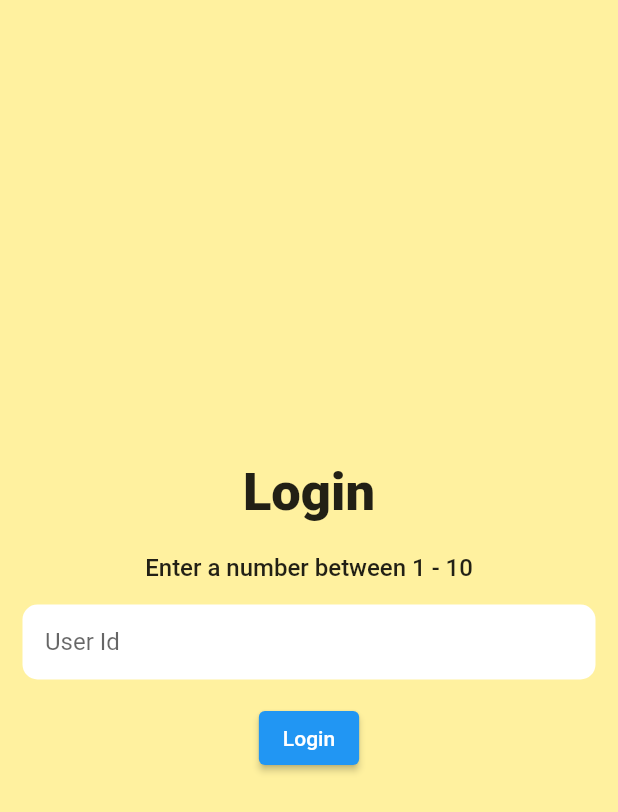
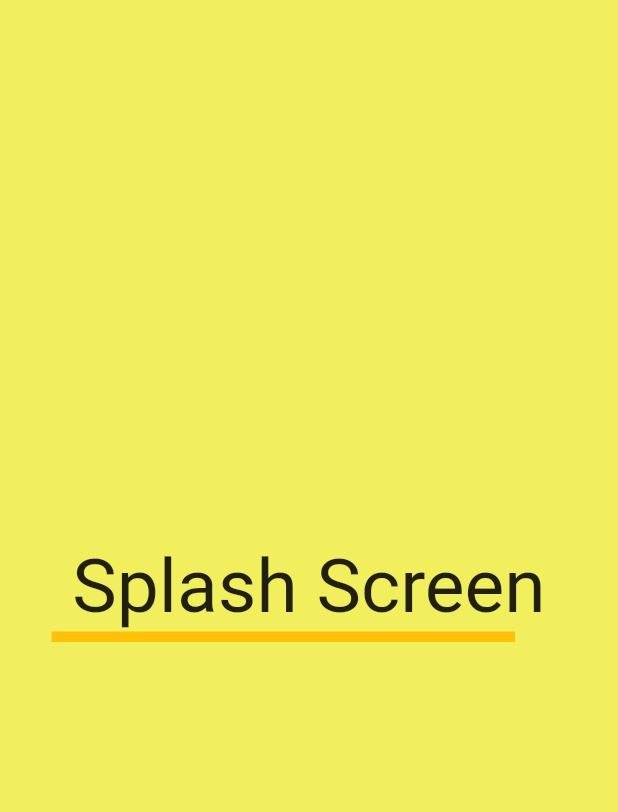
Before and after one commit to MaiklSt/arch_provider, a Flutter app: the first screen one second after launch, on a phone screen of 412 x 824 dp. Shown: the top 812 px of the screen. Run offline on Flutter 3.47's test engine with Material 2 defaults, Android fonts, the phone set to English and light mode, and no system bars; our stand-ins replace bloc, equatable, flutter_bloc, get_it; accounts and stored records are empty.

Commit message:
first stage

```diff
--- /dev/null
+++ b/lib/constants/route_paths.dart
@@ -0,0 +1,5 @@
+class RoutePaths {
+  static const String splash = 'splash';
+  static const String home = 'home';
+  static const String login = 'login';
+}
--- a/lib/core/cubit/home_cubit/home_cubit.dart
+++ b/lib/core/cubit/home_cubit/home_cubit.dart
@@ -2,6 +2,7 @@ import 'package:arch_provider/core/models/post.dart';
 import 'package:arch_provider/core/services/api.dart';
 import 'package:arch_provider/core/services/user_service.dart';
 import 'package:arch_provider/locator.dart';
+import 'package:arch_provider/ui/widgets/dialog.dart';
 import 'package:bloc/bloc.dart';
 import 'package:equatable/equatable.dart';
 
@@ -27,4 +28,7 @@ class HomeCubit extends Cubit<HomeState> {
   Future _getPosts(int userId) async {
     _posts = await _api.getPostsForUser(userId);
   }
+
+  void testError() => Dialog().showErrorDialog();
+
 }
--- /dev/null
+++ b/lib/core/services/navigation_service.dart
@@ -0,0 +1,30 @@
+import 'package:flutter/material.dart';
+
+class NavigationService {
+  final GlobalKey<NavigatorState> _navigatorKey = GlobalKey<NavigatorState>();
+  // final Preferences _preferences = locator<Preferences>();
+
+  GlobalKey<NavigatorState> get navigatorKey => _navigatorKey;
+
+  Future<dynamic> navigateTo(String routeName, {Object? arguments}) {
+    return _navigatorKey.currentState!.pushNamed(routeName, arguments: arguments);
+  }
+
+  // Future<dynamic> navigateWithReplacementTo(String routeName, {Object? arguments}) {
+  //   return _navigatorKey.currentState!.pushReplacementNamed(routeName, arguments: arguments);
+  // }
+
+  // Future<dynamic> navigateAndRemoveStack(String route, {Object? arguments}) {
+  //   return _navigatorKey.currentState!.pushNamedAndRemoveUntil(route, (Route<dynamic> route) => false, arguments: arguments);
+  // }
+
+  // void setValuesAndNavigate({LoginMethod? method, bool? didLogout, dynamic route, args}) {
+  //   if (method != null) _preferences.setLoginMethod(method);
+  //   _preferences.setLoggedOut(didLogout!);
+  //   navigateAndRemoveStack(route, arguments: args);
+  // }
+
+  // void goBack({List? res}) {
+  //   return navigatorKey.currentState!.pop(res);
+  // }
+}
--- a/lib/locator.dart
+++ b/lib/locator.dart
@@ -1,5 +1,6 @@
 import 'package:arch_provider/core/services/api.dart';
 import 'package:arch_provider/core/services/authentication_service.dart';
+import 'package:arch_provider/core/services/navigation_service.dart';
 import 'package:arch_provider/core/services/user_service.dart';
 import 'package:get_it/get_it.dart';
 
@@ -9,4 +10,5 @@ void setupLocator() {
   locator.registerLazySingleton(() => AuthenticationService());
   locator.registerLazySingleton(() => UserService());
   locator.registerLazySingleton(() => Api());
+  locator.registerLazySingleton(() => NavigationService());
 }
--- a/lib/main.dart
+++ b/lib/main.dart
@@ -1,6 +1,8 @@
+import 'package:arch_provider/constants/route_paths.dart';
 import 'package:arch_provider/core/cubit/comment_cubit/comment_cubit.dart';
 import 'package:arch_provider/core/cubit/home_cubit/home_cubit.dart';
 import 'package:arch_provider/core/cubit/login_cubit/login_cubit.dart';
+import 'package:arch_provider/core/services/navigation_service.dart';
 import 'package:arch_provider/locator.dart';
 import 'package:flutter/material.dart';
 import 'package:arch_provider/ui/router.dart' as app;
@@ -13,8 +15,6 @@ void main() {
 
 class MyApp extends StatelessWidget {
   const MyApp({Key? key}) : super(key: key);
-
-  //final AppRouter _appRouter = AppRouter();
 
   @override
   Widget build(BuildContext context) {
@@ -33,9 +33,9 @@ class MyApp extends StatelessWidget {
       child: MaterialApp(
         title: 'Flutter Demo',
         theme: ThemeData(),
-        initialRoute: 'login',
+        initialRoute: RoutePaths.splash,
         onGenerateRoute: app.Router.generateRoute,
-        //home: const LoginView(),
+        navigatorKey: locator<NavigationService>().navigatorKey,
       ),
     );
   }
--- a/lib/ui/router.dart
+++ b/lib/ui/router.dart
@@ -2,6 +2,7 @@ import 'package:arch_provider/core/models/post.dart';
 import 'package:arch_provider/ui/views/home_screen/home_view.dart';
 import 'package:arch_provider/ui/views/login_screen/login_view.dart';
 import 'package:arch_provider/ui/views/post_screen/post_view.dart';
+import 'package:arch_provider/ui/views/splash_screen/splash_screen.dart';
 import 'package:flutter/material.dart';
 
 const String initialRoute = "login";
@@ -9,6 +10,8 @@ const String initialRoute = "login";
 class Router {
   static Route<dynamic> generateRoute(RouteSettings settings) {
     switch (settings.name) {
+      case 'splash':
+        return MaterialPageRoute(builder: (_) => const SplashScreen());
       case '/':
         return MaterialPageRoute(builder: (_) => const HomeView());
       case 'login':
--- a/lib/ui/views/post_screen/comments.dart
+++ b/lib/ui/views/post_screen/comments.dart
@@ -1,7 +1,7 @@
 
 import 'package:arch_provider/core/cubit/comment_cubit/comment_cubit.dart';
 import 'package:arch_provider/core/models/comment.dart';
-import 'package:arch_provider/ui/shared/app_colors.dart';
+import 'package:arch_provider/constants/app_colors.dart';
 import 'package:arch_provider/ui/shared/ui_helpers.dart';
 import 'package:flutter/material.dart';
 import 'package:flutter_bloc/flutter_bloc.dart';
--- a/lib/ui/views/post_screen/post_view.dart
+++ b/lib/ui/views/post_screen/post_view.dart
@@ -1,8 +1,8 @@
 import 'package:arch_provider/core/models/post.dart';
 import 'package:arch_provider/core/services/user_service.dart';
 import 'package:arch_provider/locator.dart';
-import 'package:arch_provider/ui/shared/app_colors.dart';
-import 'package:arch_provider/ui/shared/text_styles.dart';
+import 'package:arch_provider/constants/app_colors.dart';
+import 'package:arch_provider/constants/text_styles.dart';
 import 'package:arch_provider/ui/shared/ui_helpers.dart';
 import 'package:arch_provider/ui/views/post_screen/comments.dart';
 import 'package:flutter/material.dart';
--- /dev/null
+++ b/lib/ui/views/splash_screen/splash_screen.dart
@@ -0,0 +1,63 @@
+import 'dart:async';
+
+import 'package:arch_provider/constants/route_paths.dart';
+import 'package:arch_provider/core/services/navigation_service.dart';
+import 'package:arch_provider/locator.dart';
+import 'package:flutter/material.dart';
+
+class SplashScreen extends StatefulWidget {
+  const SplashScreen({Key? key}) : super(key: key);
+
+  @override
+  State<SplashScreen> createState() => _SplashScreenState();
+}
+
+class _SplashScreenState extends State<SplashScreen> {
+  double progressValue = 0;
+  @override
+  void initState() {
+    super.initState();
+    Timer.periodic(
+      const Duration(milliseconds: 1),
+      (_) => setState(
+        () {
+          progressValue+=0.001;
+          print(progressValue);
+          if (progressValue > 1) {
+            _.cancel();
+            locator<NavigationService>().navigateTo(
+              RoutePaths.login,
+            );
+          }
+        },
+      ),
+    );
+  }
+
+  @override
+  Widget build(BuildContext context) {
+    return Scaffold(
+      backgroundColor: Color.fromARGB(255, 241, 239, 94),
+      body: Center(
+        child: SizedBox(
+          width: MediaQuery.of(context).size.width / 1.2,
+          height: 100,
+          child: Column(
+            children: <Widget>[
+              const Text(
+                'Splash Screen',
+                style: TextStyle(fontSize: 50),
+              ),
+              LinearProgressIndicator(
+                minHeight: 7,
+                color: Colors.amber,
+                backgroundColor: Colors.transparent,
+                value: progressValue,
+              ),
+            ],
+          ),
+        ),
+      ),
+    );
+  }
+}
--- a/lib/ui/widgets/login_header.dart
+++ b/lib/ui/widgets/login_header.dart
@@ -1,4 +1,4 @@
-import 'package:arch_provider/ui/shared/text_styles.dart';
+import 'package:arch_provider/constants/text_styles.dart';
 import 'package:arch_provider/ui/shared/ui_helpers.dart';
 import 'package:flutter/material.dart';
 
```
Also changed, not shown: lib/ui/views/home_screen/home_view.dart (+13 -2 lines), lib/ui/views/login_screen/login_view.dart (+9 -2 lines), lib/ui/widgets/dialog.dart (added, +33 -0 lines), lib/constants/app_colors.dart (renamed from lib/ui/shared/app_colors.dart), lib/constants/text_styles.dart (renamed from lib/ui/shared/text_styles.dart).
